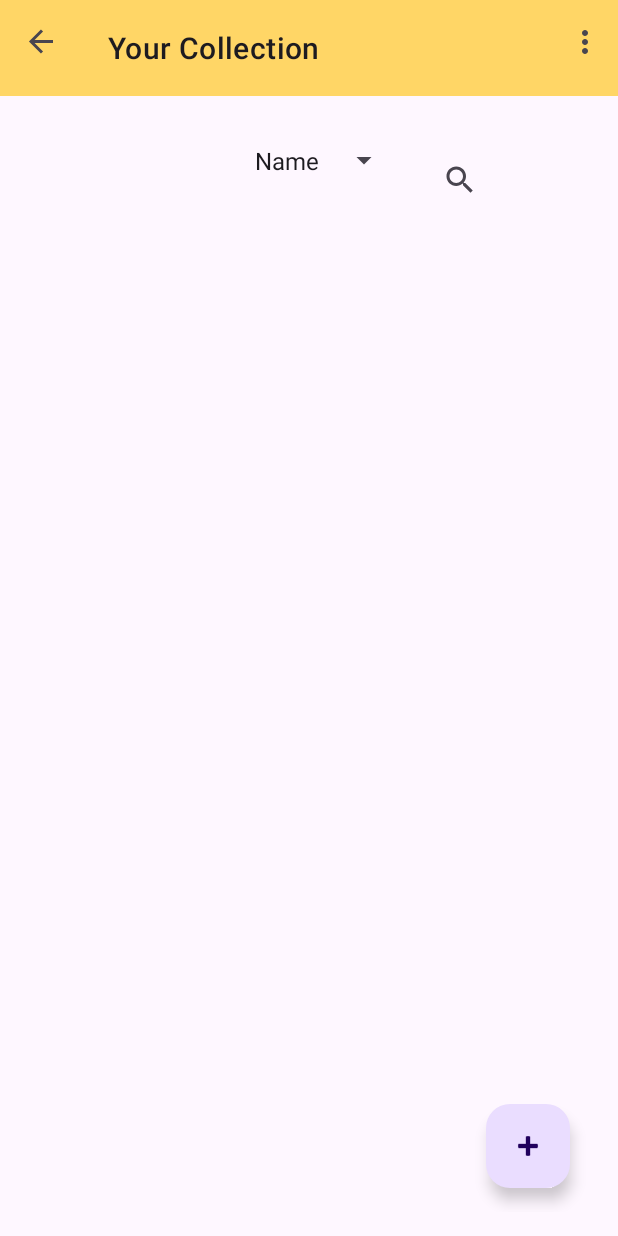
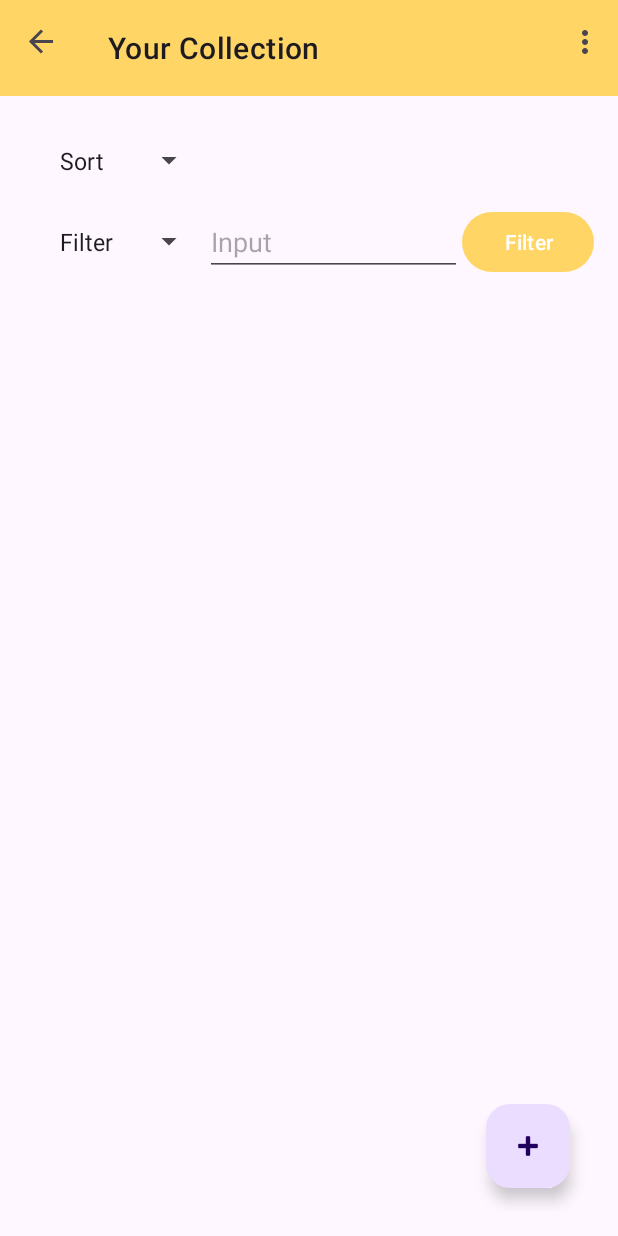
Before and after one commit to KevinDMort/Brewvault, an Android app: the Beerlist screen opened through its navigation route, on a phone screen of 412 x 824 dp. Run offline under Robolectric (Android 15) with nearby library versions, the phone set to English and light mode, and no system bars; our stand-ins replace Firebase (no records; nobody signed in at launch, a user with empty details on screens opened directly), navigation-ui.

Commit message:
Filter og sortering implementeret

```diff
--- a/app/src/main/res/layout/beerlist.xml
+++ b/app/src/main/res/layout/beerlist.xml
@@ -7,26 +7,43 @@
     android:layout_height="match_parent"
     android:padding="16dp"
     tools:context=".Beerlist">
-    <!-- Dropdown button -->
     <Spinner
         android:id="@+id/spinnerSortCriteria"
         android:layout_width="wrap_content"
         android:layout_height="wrap_content"
+        android:padding="16dp"
+        app:layout_constraintStart_toStartOf="parent"
         app:layout_constraintTop_toTopOf="parent"
-        app:layout_constraintEnd_toEndOf="parent"
-        app:layout_constraintStart_toStartOf="parent"
+        android:entries="@array/sorting_options"/>
+    <Spinner
+        android:id="@+id/spinnerFilterCriteria"
+        android:layout_width="wrap_content"
+        android:layout_height="wrap_content"
         android:padding="16dp"
-        android:entries="@array/sorting_options"/>
-
-    <androidx.appcompat.widget.SearchView
-        android:id="@+id/searchView"
+        app:layout_constraintBottom_toBottomOf="@+id/spinnerSortCriteria"
+        app:layout_constraintEnd_toEndOf="@+id/spinnerSortCriteria"
+        app:layout_constraintTop_toTopOf="@id/swiperefresh"
+        android:entries="@array/filter_options"/>
+    <EditText
+        android:id="@+id/inputText"
         android:layout_width="0dp"
         android:layout_height="wrap_content"
-        app:layout_constraintTop_toTopOf="parent"
-        app:layout_constraintEnd_toEndOf="parent"
-        app:layout_constraintStart_toEndOf="@+id/spinnerSortCriteria"
-        android:padding="16dp"
-        android:queryHint="Search for beers"/>
+        android:hint="Input"
+        app:layout_constraintStart_toEndOf="@id/spinnerFilterCriteria"
+        app:layout_constraintEnd_toStartOf="@id/buttonFilter"
+        app:layout_constraintTop_toTopOf="@id/spinnerFilterCriteria"
+        app:layout_constraintBottom_toBottomOf="@id/spinnerFilterCriteria"/>
+
+    <Button
+        android:id="@+id/buttonFilter"
+        android:layout_width="wrap_content"
+        android:layout_height="wrap_content"
+        android:text="Filter"
+        app:layout_constraintStart_toEndOf="@id/inputText"
+        app:layout_constraintTop_toTopOf="@id/inputText"
+        app:layout_constraintBottom_toBottomOf="@id/inputText"
+        app:layout_constraintEnd_toEndOf="parent"/>
+
 
     <androidx.swiperefreshlayout.widget.SwipeRefreshLayout
         android:id="@+id/swiperefresh"
@@ -35,7 +52,7 @@
         app:layout_constraintBottom_toTopOf="@id/fab"
         app:layout_constraintEnd_toEndOf="parent"
         app:layout_constraintStart_toStartOf="parent"
-        app:layout_constraintTop_toBottomOf="@id/spinnerSortCriteria">
+        app:layout_constraintTop_toBottomOf="@id/spinnerFilterCriteria">
 
         <androidx.recyclerview.widget.RecyclerView
             android:id="@+id/recyclerView"
@@ -43,6 +60,7 @@
             android:layout_height="match_parent"
             app:layoutManager="androidx.recyclerview.widget.LinearLayoutManager" />
     </androidx.swiperefreshlayout.widget.SwipeRefreshLayout>
+
 
     <com.google.android.material.floatingactionbutton.FloatingActionButton
         android:id="@+id/fab"
--- a/app/src/main/res/values/arrays.xml
+++ b/app/src/main/res/values/arrays.xml
@@ -1,8 +1,16 @@
 <?xml version="1.0" encoding="utf-8"?>
 <resources>
     <string-array name="sorting_options">
+        <item>Sort</item>
         <item>Name</item>
         <item>ABV</item>
         <item>Number</item>
     </string-array>
+
+    <string-array name="filter_options">
+        <item>Filter</item>
+        <item>Name</item>
+        <item>Brewery</item>
+        <item>Number</item>
+    </string-array>
 </resources>
```
Also changed, not shown: app/src/main/java/com/example/brewvault/Beerlist.kt (+25 -9 lines), app/src/main/java/com/example/brewvault/models/BeerRepository.kt (+25 -0 lines), app/src/main/java/com/example/brewvault/models/BeerViewModel.kt (+11 -0 lines).
